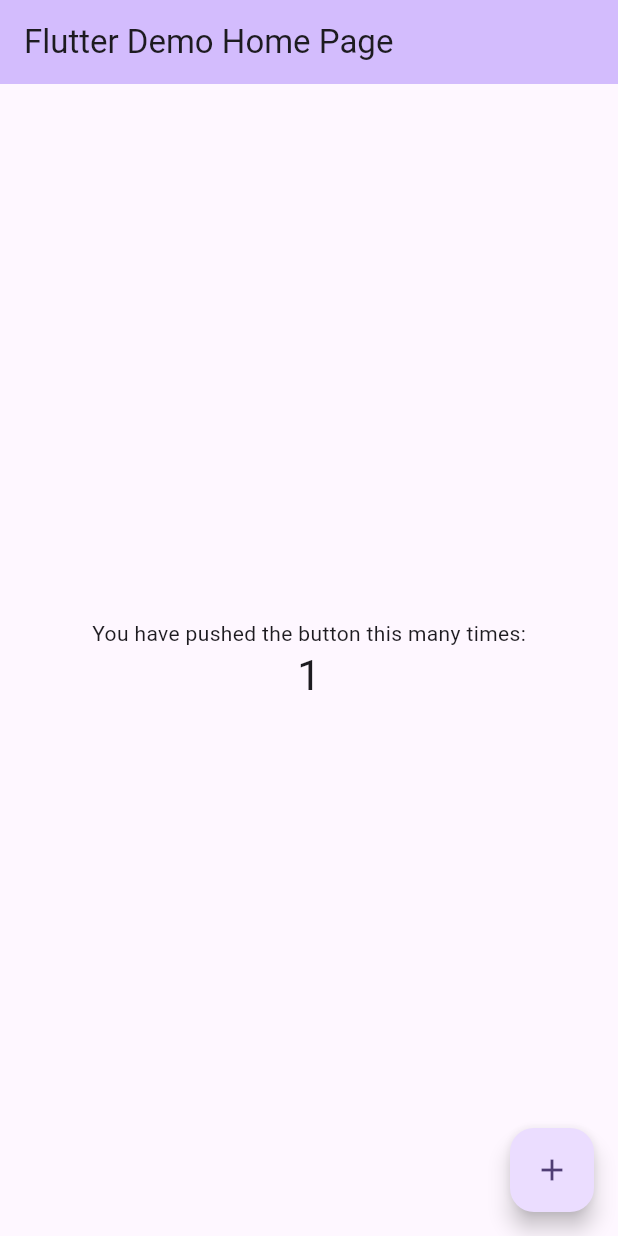
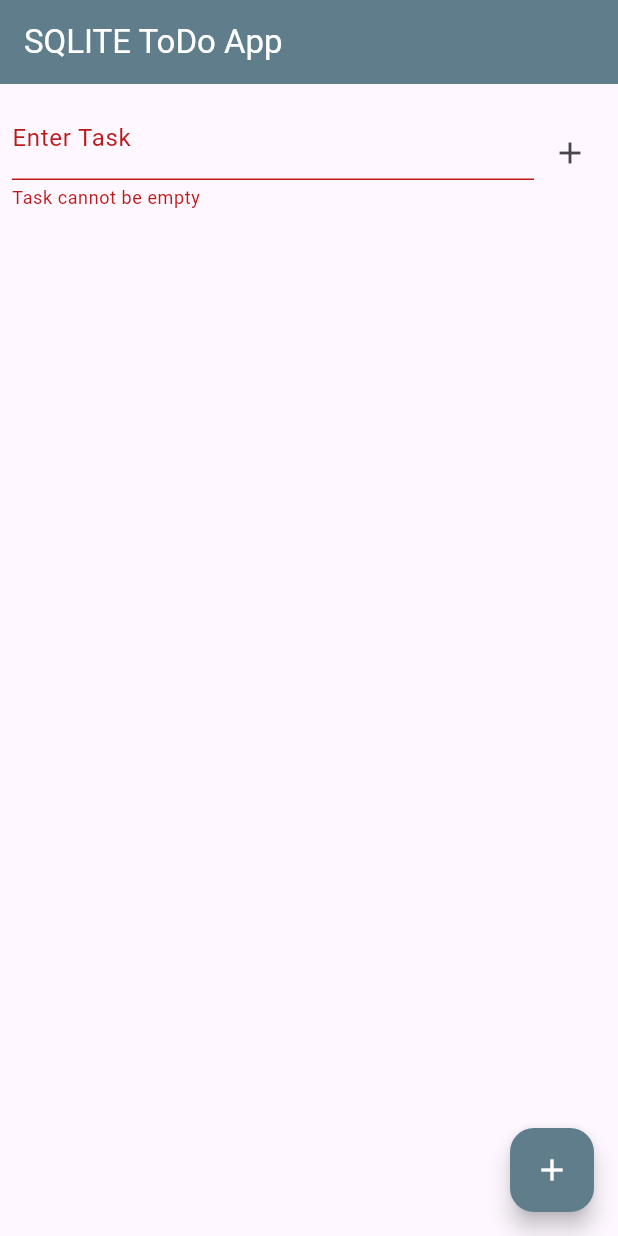
Before and after one commit to mishad01/Flutter-State-Management-Provider-App, a Flutter app: the screen it shows after launch, after a tap on the "add" icon, on a phone screen of 412 x 824 dp. Run offline on Flutter 3.47's test engine with Material 3 defaults, Android fonts, the phone set to English and light mode, and no system bars; our stand-ins replace carousel_slider, iconsax, sizer, sqflite, supabase_flutter; accounts and stored records are empty; network calls fail.

Commit message:
feat: Implement basic ToDo app with SQLite
This commit introduces a simple ToDo application that utilizes an SQLite database for persistence.

- **`Task` Model (`lib/utils/task.dart`):**
    - Defines the structure for a task with `id`, `title`, and `isCompleted` fields.
    - Includes `toMap()` and `fromMap()` methods for database interaction.

- **`DataBaseHelper` (`lib/data/databaseHelper.dart`):**
    - Manages SQLite database operations (create, insert, retrieve, update, delete tasks).
    - Uses the `sqflite` package.
    - Creates a 'tasks' table with `id`, `title`, and `isCompleted` columns.
    - Renamed from `lib/databaseHelper.dart` to `lib/data/databaseHelper.dart`.
    - Corrected table creation SQL syntax.
    - Ensured `insertTask` is an `async` operation.

- **`TodoScreen` (`lib/todo_screen.dart`):**
    - Main UI for the ToDo application.
    - Displays a list of tasks and allows adding new tasks.
    - Features:
        - Input field to add new tasks.
        - List view to display tasks.
        - Checkbox to mark tasks as completed/incomplete (toggles `isCompleted` status).
        - Delete button to remove tasks.
    - Utilizes `DataBaseHelper` to interact with the database.
    - Loads tasks on initialization.
    - Updates UI after database operations.
    - Includes basic form validation for the task input field.

- **`Validator` (`lib/utils/validator.dart`):**
    - Provides utility methods for input validation (e.g., `isEmptyOrNull`, `passwordValidator`).

- **`main.dart`:**
    - Updated to launch `TodoScreen` as the home screen.
    - Removed default counter app boilerplate.

- **`inputer_text_field.dart` (`lib/utils/inputer_text_field.dart`):**
    - Added an empty placeholder file, likely for a future custom text field widget.

```diff
--- a/sqlite_apk/lib/databaseHelper.dart
+++ b/sqlite_apk/lib/data/databaseHelper.dart
@@ -4,6 +4,7 @@ import 'package:sqflite/sqflite.dart';
 class DataBaseHelper {
   static final DataBaseHelper instance = DataBaseHelper._init();
   static Database? _database;
+
   DataBaseHelper._init();
 
   Future<Database> get database async {
@@ -24,18 +25,18 @@ class DataBaseHelper {
   }
 
   Future<void> _createDB(Database db, int version) async {
-    db.execute('''
-    Create TABLE tasks(
-      id INTEGER PRIMARY KEY AUTOINCREMENT,
-      title TEXT NOT NULL,
-      isCompleted INTEGER NOT NULL DEFAULT 0,
-    )
+    await db.execute('''
+      CREATE TABLE tasks (
+        id INTEGER PRIMARY KEY AUTOINCREMENT,
+        title TEXT NOT NULL,
+        isCompleted INTEGER NOT NULL DEFAULT 0
+      )
     ''');
   }
 
   Future<int> insertTask(Map<String, dynamic> task) async {
     final db = await instance.database;
-    return db.insert('tasks', task);
+    return await db.insert('tasks', task);
   }
 
   Future<List<Map<String, dynamic>>> getTask() async {
--- a/sqlite_apk/lib/main.dart
+++ b/sqlite_apk/lib/main.dart
@@ -1,4 +1,5 @@
 import 'package:flutter/material.dart';
+import 'package:sqlite_apk/todo_screen.dart';
 
 void main() {
   runApp(const MyApp());
@@ -7,119 +8,14 @@
 class MyApp extends StatelessWidget {
   const MyApp({super.key});
 
-  // This widget is the root of your application.
   @override
   Widget build(BuildContext context) {
     return MaterialApp(
-      title: 'Flutter Demo',
-      theme: ThemeData(
-        // This is the theme of your application.
-        //
-        // TRY THIS: Try running your application with "flutter run". You'll see
-        // the application has a purple toolbar. Then, without quitting the app,
-        // try changing the seedColor in the colorScheme below to Colors.green
-        // and then invoke "hot reload" (save your changes or press the "hot
-        // reload" button in a Flutter-supported IDE, or press "r" if you used
-        // the command line to start the app).
-        //
-        // Notice that the counter didn't reset back to zero; the application
-        // state is not lost during the reload. To reset the state, use hot
-        // restart instead.
-        //
-        // This works for code too, not just values: Most code changes can be
-        // tested with just a hot reload.
-        colorScheme: ColorScheme.fromSeed(seedColor: Colors.deepPurple),
-        useMaterial3: true,
-      ),
-      home: const MyHomePage(title: 'Flutter Demo Home Page'),
-    );
+        title: 'Flutter Demo',
+        theme: ThemeData(
+          colorScheme: ColorScheme.fromSeed(seedColor: Colors.deepPurple),
+          useMaterial3: true,
+        ),
+        home: TodoScreen());
   }
 }
-
-class MyHomePage extends StatefulWidget {
-  const MyHomePage({super.key, required this.title});
-
-  // This widget is the home page of your application. It is stateful, meaning
-  // that it has a State object (defined below) that contains fields that affect
-  // how it looks.
-
-  // This class is the configuration for the state. It holds the values (in this
-  // case the title) provided by the parent (in this case the App widget) and
-  // used by the build method of the State. Fields in a Widget subclass are
-  // always marked "final".
-
-  final String title;
-
-  @override
-  State<MyHomePage> createState() => _MyHomePageState();
-}
-
-class _MyHomePageState extends State<MyHomePage> {
-  int _counter = 0;
-
-  void _incrementCounter() {
-    setState(() {
-      // This call to setState tells the Flutter framework that something has
-      // changed in this State, which causes it to rerun the build method below
-      // so that the display can reflect the updated values. If we changed
-      // _counter without calling setState(), then the build method would not be
-      // called again, and so nothing would appear to happen.
-      _counter++;
-    });
-  }
-
-  @override
-  Widget build(BuildContext context) {
-    // This method is rerun every time setState is called, for instance as done
-    // by the _incrementCounter method above.
-    //
-    // The Flutter framework has been optimized to make rerunning build methods
-    // fast, so that you can just rebuild anything that needs updating rather
-    // than having to individually change instances of widgets.
-    return Scaffold(
-      appBar: AppBar(
-        // TRY THIS: Try changing the color here to a specific color (to
-        // Colors.amber, perhaps?) and trigger a hot reload to see the AppBar
-        // change color while the other colors stay the same.
-        backgroundColor: Theme.of(context).colorScheme.inversePrimary,
-        // Here we take the value from the MyHomePage object that was created by
-        // the App.build method, and use it to set our appbar title.
-        title: Text(widget.title),
-      ),
-      body: Center(
-        // Center is a layout widget. It takes a single child and positions it
-        // in the middle of the parent.
-        child: Column(
-          // Column is also a layout widget. It takes a list of children and
-          // arranges them vertically. By default, it sizes itself to fit its
-          // children horizontally, and tries to be as tall as its parent.
-          //
-          // Column has various properties to control how it sizes itself and
-          // how it positions its children. Here we use mainAxisAlignment to
-          // center the children vertically; the main axis here is the vertical
-          // axis because Columns are vertical (the cross axis would be
-          // horizontal).
-          //
-          // TRY THIS: Invoke "debug painting" (choose the "Toggle Debug Paint"
-          // action in the IDE, or press "p" in the console), to see the
-          // wireframe for each widget.
-          mainAxisAlignment: MainAxisAlignment.center,
-          children: <Widget>[
-            const Text(
-              'You have pushed the button this many times:',
-            ),
-            Text(
-              '$_counter',
-              style: Theme.of(context).textTheme.headlineMedium,
-            ),
-          ],
-        ),
-      ),
-      floatingActionButton: FloatingActionButton(
-        onPressed: _incrementCounter,
-        tooltip: 'Increment',
-        child: const Icon(Icons.add),
-      ), // This trailing comma makes auto-formatting nicer for build methods.
-    );
-  }
-}
--- /dev/null
+++ b/sqlite_apk/lib/todo_screen.dart
@@ -0,0 +1,143 @@
+import 'package:flutter/material.dart';
+import 'package:sqlite_apk/data/databaseHelper.dart';
+import 'package:sqlite_apk/utils/task.dart';
+import 'package:sqlite_apk/utils/validator.dart';
+
+class TodoScreen extends StatefulWidget {
+  const TodoScreen({super.key});
+
+  @override
+  State<TodoScreen> createState() => _TodoScreenState();
+}
+
+class _TodoScreenState extends State<TodoScreen> {
+  final _taskController = TextEditingController();
+  final _formKey = GlobalKey<FormState>();
+
+  List<Task> _task = [];
+  @override
+  void initState() {
+    // TODO: implement initState
+    super.initState();
+    _loadTask();
+  }
+
+  Future<void> _loadTask() async {
+    final tasks = await DataBaseHelper.instance.getTask();
+    setState(() {
+      _task = tasks.map((task) => Task.fromMap(task)).toList();
+    });
+  }
+
+  Future<void> _addTask(Task task) async {
+    await DataBaseHelper.instance.insertTask(task.toMap());
+    _loadTask();
+  }
+
+  Future<void> _toggleTask(Task task) async {
+    await DataBaseHelper.instance
+        .updateTask(task.id!, task.isCompleted == 1 ? 0 : 1);
+    _loadTask();
+  }
+
+  Future<void> _deleteTask(Task task) async {
+    await DataBaseHelper.instance.deleteTask(task.id!);
+    _loadTask();
+  }
+
+  void saveItem() {
+    if (_formKey.currentState!.validate()) {
+      final task = Task(title: _taskController.text, isCompleted: 0);
+      _addTask(task);
+      _taskController.clear();
+      print("Task Added");
+    }
+  }
+
+  @override
+  Widget build(BuildContext context) {
+    return Scaffold(
+      appBar: AppBar(
+        title: Text(
+          "SQLITE ToDo App",
+          style: TextStyle(color: Colors.white),
+        ),
+        backgroundColor: Colors.blueGrey,
+      ),
+      floatingActionButton: FloatingActionButton(
+        onPressed: () {},
+        backgroundColor: Colors.blueGrey,
+        child: Icon(
+          Icons.add,
+          color: Colors.white,
+        ),
+      ),
+      body: Padding(
+        padding: const EdgeInsets.all(8.0),
+        child: Form(
+          key: _formKey,
+          child: Column(
+            children: [
+              Row(
+                children: [
+                  Expanded(
+                    child: TextFormField(
+                      controller: _taskController,
+                      //obscureText: true,
+                      decoration: InputDecoration(
+                        labelText: "Enter Task",
+                      ),
+                      validator: (value) {
+                        return Validator.isEmptyOrNull(
+                            value, "Task cannot be empty");
+                      },
+                    ),
+                  ),
+                  IconButton(
+                      onPressed: () {
+                        saveItem();
+                      },
+                      icon: Icon(Icons.add)),
+                ],
+              ),
+              Expanded(
+                child: ListView.builder(
+                  itemCount: _task.length,
+                  itemBuilder: (context, index) {
+                    final task = _task[index];
+                    return ListTile(
+                      title: Text(
+                        task.title,
+                        style: TextStyle(
+                          decoration: task.isCompleted == 1
+                              ? TextDecoration.lineThrough
+                              : TextDecoration.none,
+                        ),
+                      ),
+                      trailing: Wrap(
+                        children: [
+                          IconButton(
+                            onPressed: () => _toggleTask(task),
+                            icon: Icon(
+                              task.isCompleted == 1
+                                  ? Icons.check_box
+                                  : Icons.check_box_outline_blank_outlined,
+                            ),
+                          ),
+                          IconButton(
+                            onPressed: () => _deleteTask(task),
+                            icon: Icon(Icons.delete),
+                          ),
+                        ],
+                      ),
+                    );
+                  },
+                ),
+              )
+            ],
+          ),
+        ),
+      ),
+    );
+  }
+}
--- /dev/null
+++ b/sqlite_apk/lib/utils/inputer_text_field.dart
@@ -0,0 +1,5 @@
+/*
+class InputTexfield(){
+  Tex
+}
+*/
--- /dev/null
+++ b/sqlite_apk/lib/utils/task.dart
@@ -0,0 +1,23 @@
+class Task {
+  int? id;
+  String title;
+  int isCompleted;
+
+  Task({this.id, required this.title, required this.isCompleted});
+
+  Map<String, dynamic> toMap() {
+    return {
+      'id': id,
+      'title': title,
+      'isCompleted': isCompleted,
+    };
+  }
+
+  factory Task.fromMap(Map<String, dynamic> map) {
+    return Task(
+      id: map['id'],
+      title: map['title'],
+      isCompleted: map['isCompleted'],
+    );
+  }
+}
--- /dev/null
+++ b/sqlite_apk/lib/utils/validator.dart
@@ -0,0 +1,15 @@
+class Validator {
+  static String? isEmptyOrNull(String? value, String errorMessage) {
+    if (value == null || value.isEmpty) {
+      return errorMessage;
+    }
+    return null;
+  }
+
+  static String? passwordValidator(String? value) {
+    if (value != null && value.length < 6) {
+      return 'Password must be at least 6 characters';
+    }
+    return null;
+  }
+}
```
